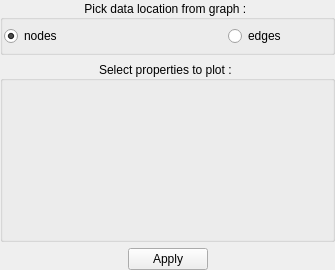
First picture: the form in plugins/view/parallel/ParallelCoordsDataConfigWidget.ui, repository vadivelselvaraj/TulipGLImprovement, before the edit.
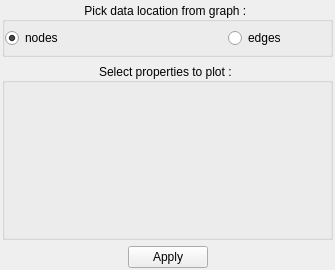
Second picture: the form after the edit. Custom widgets are drawn as their Qt base class.

Commit message: - add documentation on parallel coordinates interactors - bug fix on parallel coordinates interactor

The edit to the form file:
```diff
--- a/plugins/view/parallel/ParallelCoordsDataConfigWidget.ui
+++ b/plugins/view/parallel/ParallelCoordsDataConfigWidget.ui
@@ -12,9 +12,9 @@
   <property name="windowTitle" >
    <string>Form</string>
   </property>
-  <layout class="QVBoxLayout" name="verticalLayout" >
-   <property name="margin" >
-    <number>0</number>
+  <layout class="QVBoxLayout" name="verticalLayout">
+   <property name="margin">
+    <number>2</number>
    </property>
    <item>
     <widget class="QGroupBox" name="groupBox" >
@@ -36,9 +36,9 @@
      <property name="alignment" >
       <set>Qt::AlignCenter</set>
      </property>
-     <layout class="QHBoxLayout" name="horizontalLayout_3" >
-      <property name="margin" >
-       <number>1</number>
+     <layout class="QHBoxLayout" name="horizontalLayout_3">
+      <property name="margin">
+       <number>0</number>
       </property>
       <item>
        <layout class="QHBoxLayout" name="horizontalLayout_2" >
@@ -93,9 +93,9 @@
      <property name="alignment" >
       <set>Qt::AlignCenter</set>
      </property>
-     <layout class="QHBoxLayout" name="horizontalLayout_4" >
-      <property name="margin" >
-       <number>1</number>
+     <layout class="QHBoxLayout" name="horizontalLayout_4">
+      <property name="margin">
+       <number>0</number>
       </property>
       <item>
        <widget class="tlp::GraphPropertiesSelectionWidget" native="1" name="graphPropertiesSelectionWidget" />
```
Left out of the diff: 75 changed lines with no effect on the pictures. The commit also changes 9 other files.
